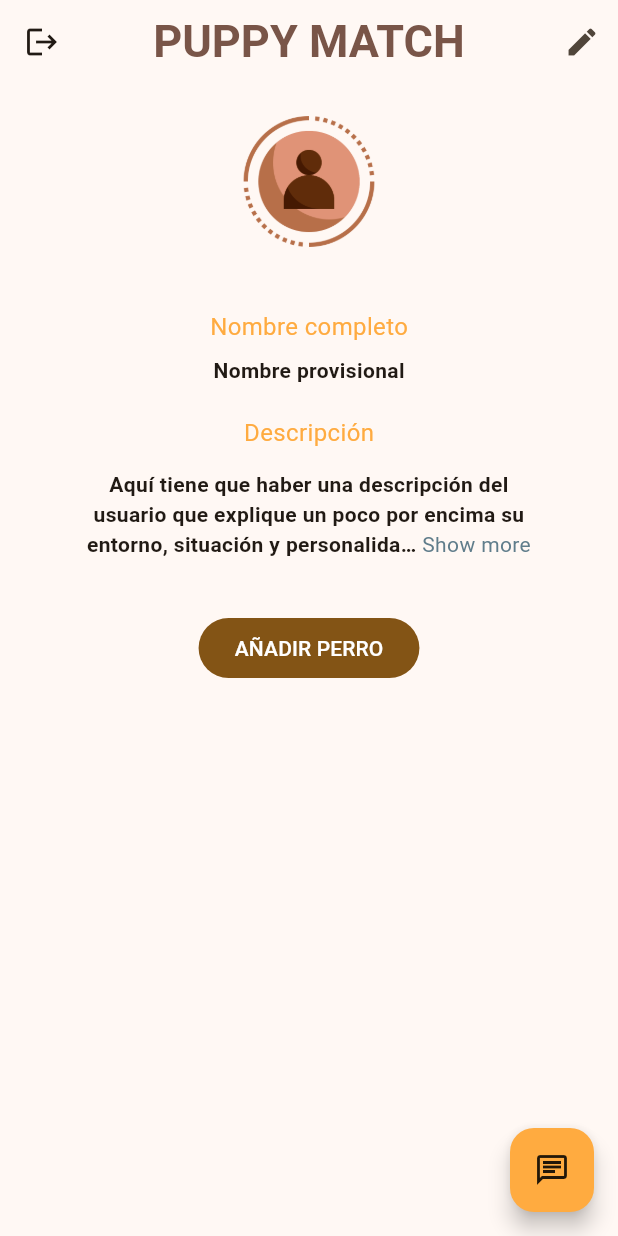
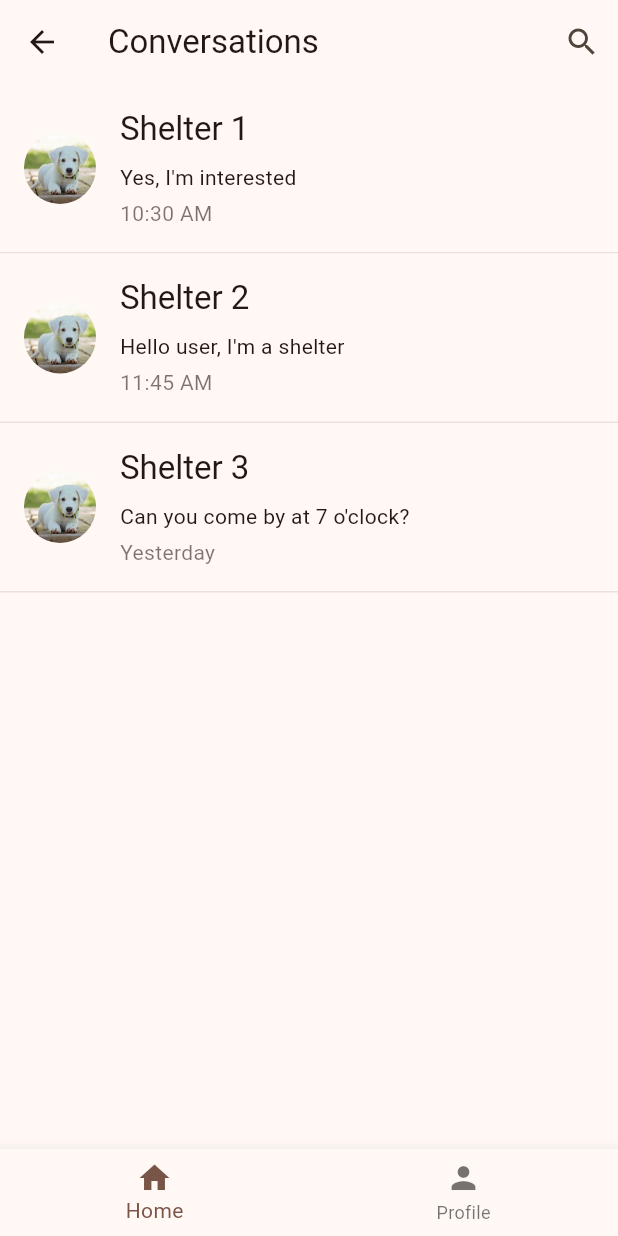
Before and after one commit to saandrsm/puppy_match, a Flutter app: the ProfilePage screen opened by its route, after a tap on the "chat" icon, on a phone screen of 412 x 824 dp. Run offline on Flutter 3.47's test engine with Material 2 defaults, Android fonts, the phone set to English and light mode, and no system bars; drawn by our look-alikes of readmore; our stand-ins replace cloud_firestore, email_validator, firebase_auth, firebase_core, firebase_storage, image_picker; accounts and stored records are empty.

Commit message:
Primera Prueba

```diff
--- a/lib/screens/app.dart
+++ b/lib/screens/app.dart
@@ -3,6 +3,7 @@ import 'package:tutorial3_flutter/screens/infoDog.dart';
 import 'package:tutorial3_flutter/screens/profile.dart';
 import 'package:tutorial3_flutter/screens/register.dart';
 import 'package:tutorial3_flutter/screens/resetPassword.dart';
+import 'package:tutorial3_flutter/screens/chatListScreen.dart';
 
 import 'dogRegister.dart';
 import 'home.dart';
@@ -26,7 +27,9 @@ class PuppyMatch extends StatelessWidget {
         '/profile': (context) => const ProfilePage(),
         '/info': (context) => const InfoDog(),
         '/reset': (context) => const ResetPage(),
+        '/conversations': (context) => const ChatListScreen(),
         '/registerDog': (context) => const DogRegisterPage()
+
       },
       theme: ThemeData(   //definición del tema claro
         useMaterial3: true,
--- a/lib/screens/busqueda.dart
+++ b/lib/screens/busqueda.dart
@@ -215,6 +215,7 @@ class _SearchPageState extends State<SearchPage> {
         foregroundColor: Colors.black87,
         onPressed: () {
           Navigator.pushNamed(context, '/registerDog'); //pasa hacia pantalla Chat
+
           //falta añadir funcionalidad
         },
         child: const Icon(Icons.chat_outlined),
--- /dev/null
+++ b/lib/screens/chatListScreen.dart
@@ -0,0 +1,179 @@
+import 'package:flutter/material.dart';
+import 'chatScreen.dart';
+
+class ChatListScreen extends StatefulWidget {
+  const ChatListScreen();
+
+  @override
+  State<ChatListScreen> createState() => _ChatListScreenState();
+}
+
+class _ChatListScreenState extends State<ChatListScreen> {
+  int selectedIndex = 0;
+  @override
+  Widget build(BuildContext context) {
+    final ThemeData theme = Theme.of(context);
+
+    final List<Chat> chatData = [
+      const Chat(
+        avatar: 'assets/pup.jpg',
+        name: 'Shelter 1',
+        lastMessage: "Yes, I'm interested",
+        lastMessageTime: '10:30 AM',
+        messages: [
+          const Message(sender: 'Usuario 1', text: "Yes, I'm interested"),
+          const Message(sender: 'Usuario 2', text: 'Hola, estoy bien. ¿Y tú?'),
+        ],
+      ),
+      const Chat(
+        avatar: 'assets/pup.jpg',
+        name: 'Shelter 2',
+        lastMessage: "Hello user, I'm a shelter",
+        lastMessageTime: '11:45 AM',
+        messages: [
+          const Message(sender: 'Usuario 2', text: "Hello user, I'm a shelter"),
+          const Message(sender: 'Usuario 1', text: "Hello I'm a user"),
+        ],
+      ),
+      const Chat(
+        avatar: 'assets/pup.jpg',
+        name: 'Shelter 3',
+        lastMessage: "Can you come by at 7 o'clock?",
+        lastMessageTime: 'Yesterday',
+        messages: [
+          const Message(sender: 'Usuario 3', text: "Can you come by at 7 o'clock?"),
+          const Message(sender: 'Usuario 1', text: 'Estoy trabajando en un proyecto.'),
+        ],
+      ),
+    ];
+
+    return Scaffold(
+      appBar: AppBar(
+        title: Text(
+          'Conversations',
+          style: theme.textTheme.titleLarge,
+        ),
+        actions: [
+          IconButton(
+            onPressed: () {},
+            icon: Icon(Icons.search),
+          ),
+        ],
+      ),
+      body: Container(
+        decoration: BoxDecoration(
+          color: theme.colorScheme.background,
+        ),
+        child: ListView.builder(
+          itemCount: chatData.length,
+          itemBuilder: (context, index) {
+            final chat = chatData[index];
+
+            return ChatListItem(
+              chat: chat,
+              onTap: () {
+                Navigator.push(
+                  context,
+                  MaterialPageRoute(
+                    builder: (context) => ChatScreen(chat: chat),
+                  ),
+                );
+              },
+            );
+          },
+        ),
+      ),
+      bottomNavigationBar: BottomNavigationBar( //barra de navegación entre HomePage y ProfilePage
+        items: const [
+          BottomNavigationBarItem(
+            icon: Icon(Icons.home),
+            label: 'Home',
+          ),
+          BottomNavigationBarItem(
+            icon: Icon(Icons.person),
+            label: 'Profile',
+          ),
+        ],
+        currentIndex: selectedIndex,
+        selectedItemColor: Colors.brown, //el icono del item seleccionado se hace marrón
+        onTap: (value) { //cuando se pulsa se actualiza el estado
+          setState(() {
+            selectedIndex = value;
+          });
+        },
+      ),
+    );
+  }
+}
+
+class ChatListItem extends StatelessWidget {
+  final Chat chat;
+  final VoidCallback onTap;
+
+  const ChatListItem({
+    required this.chat,
+    required this.onTap,
+  });
+
+  @override
+  Widget build(BuildContext context) {
+    final ThemeData theme = Theme.of(context);
+
+    return InkWell(
+      onTap: onTap,
+      child: Container(
+        padding: EdgeInsets.all(16),
+        decoration: BoxDecoration(
+          color: theme.colorScheme.surface,
+          border: Border(
+            bottom: BorderSide(
+              color: theme.colorScheme.onSurface.withOpacity(0.1),
+              width: 1,
+            ),
+          ),
+        ),
+        child: Row(
+          children: [
+            Container(
+              width: 48,
+              height: 48,
+              decoration: BoxDecoration(
+                shape: BoxShape.circle,
+                image: DecorationImage(
+                  image: AssetImage(chat.avatar),
+                  fit: BoxFit.cover,
+                ),
+              ),
+            ),
+            SizedBox(width: 16),
+            Expanded(
+              child: Column(
+                crossAxisAlignment: CrossAxisAlignment.start,
+                children: [
+                  Text(
+                    chat.name,
+                    style: theme.textTheme.titleLarge,
+                  ),
+                  SizedBox(height: 8),
+                  Text(
+                    chat.lastMessage,
+                    style: theme.textTheme.bodyMedium,
+                    maxLines: 1,
+                    overflow: TextOverflow.ellipsis,
+                  ),
+                  SizedBox(height: 4),
+                  Text(
+                    chat.lastMessageTime,
+                    style: theme.textTheme.bodyMedium!.copyWith(
+                      color: theme.colorScheme.onSurface.withOpacity(0.6),
+                    ),
+                  ),
+                ],
+              ),
+            ),
+          ],
+        ),
+      ),
+    );
+  }
+}
--- a/lib/screens/profile.dart
+++ b/lib/screens/profile.dart
@@ -350,6 +350,7 @@ class _ProfilePageState extends State<ProfilePage> {
         backgroundColor: Colors.orangeAccent,
         foregroundColor: Colors.black87,
         onPressed: () {
+          Navigator.pushNamed(context, '/conversations');
           //falta añadir funcionalidad
         },
         child: const Icon(Icons.chat_outlined),
--- /dev/null
+++ b/lib/services/auth.dart
@@ -0,0 +1,24 @@
+import 'package:firebase_auth/firebase_auth.dart';
+import 'database.dart';
+
+class AuthService {
+  final FirebaseAuth firebaseAuth = FirebaseAuth.instance;
+
+  //función para registrarse
+  Future registerUserWithEmailandPassword(String fullname, String email,
+      String password) async {
+    try {
+      User user = (await firebaseAuth.createUserWithEmailAndPassword(
+          email: email, password: password)).user!;
+      if (user != null) {
+        //llamar a la función para que guarde el usuario en la base de datos
+        DatabaseService(uid: user.uid).saveUserData(fullname, email);
+        return true;
+      }
+    } on FirebaseAuthException catch (e) {
+      return e;
+    }
+  }
+
+  //funcion
+}
--- a/pubspec.yaml
+++ b/pubspec.yaml
@@ -23,8 +23,10 @@ dependencies:
   firebase_auth: ^4.6.1
   firebase_core: ^2.12.0
   firebase_storage: ^11.2.1
+  cloud_firestore: ^4.7.1
   readmore: ^2.1.0
   provider: ^6.0.5
+  shared_preferences: ^2.1.1
 
 
 dev_dependencies:
@@ -43,4 +45,5 @@ flutter:
     - assets/puppy_match.png
     - assets/puppy_match-2.png
     - assets/golden-retriever.jpg
+    - assets/pup.jpg
     - assets/icono_perfil.png
```
Also changed, not shown: lib/screens/chatScreen.dart (added, +116 -0 lines), lib/screens/register.dart (+4 -4 lines), lib/services/database.dart (added, +27 -0 lines), assets/pup.jpg (added), pubspec.lock, 4 other files.
